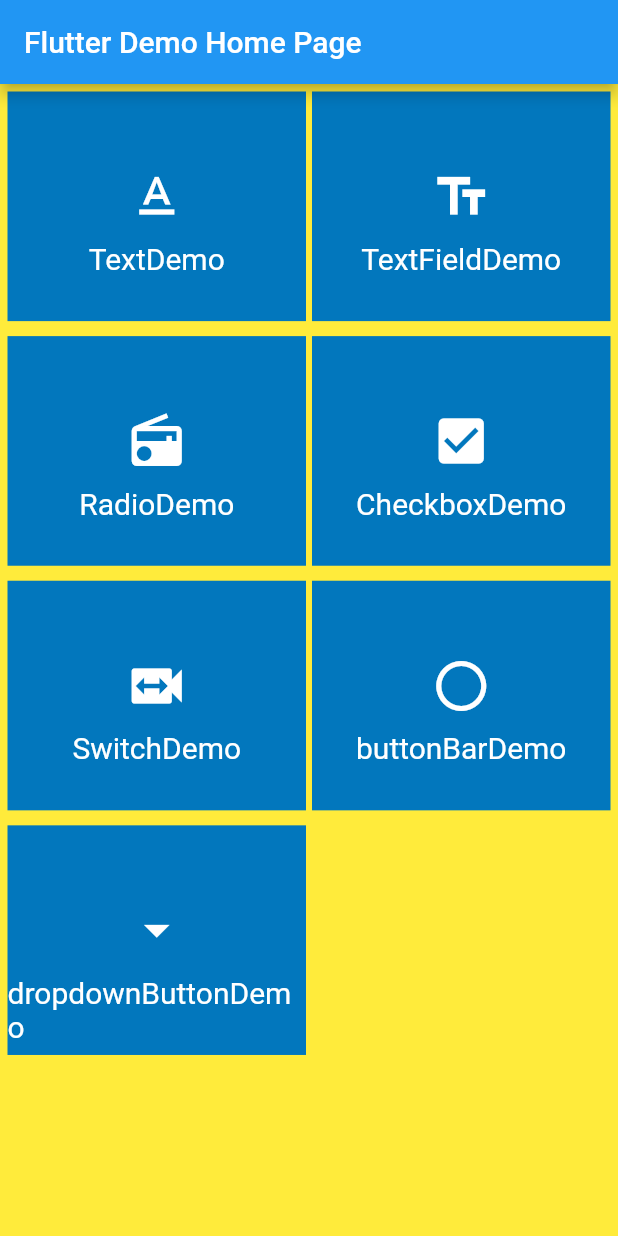
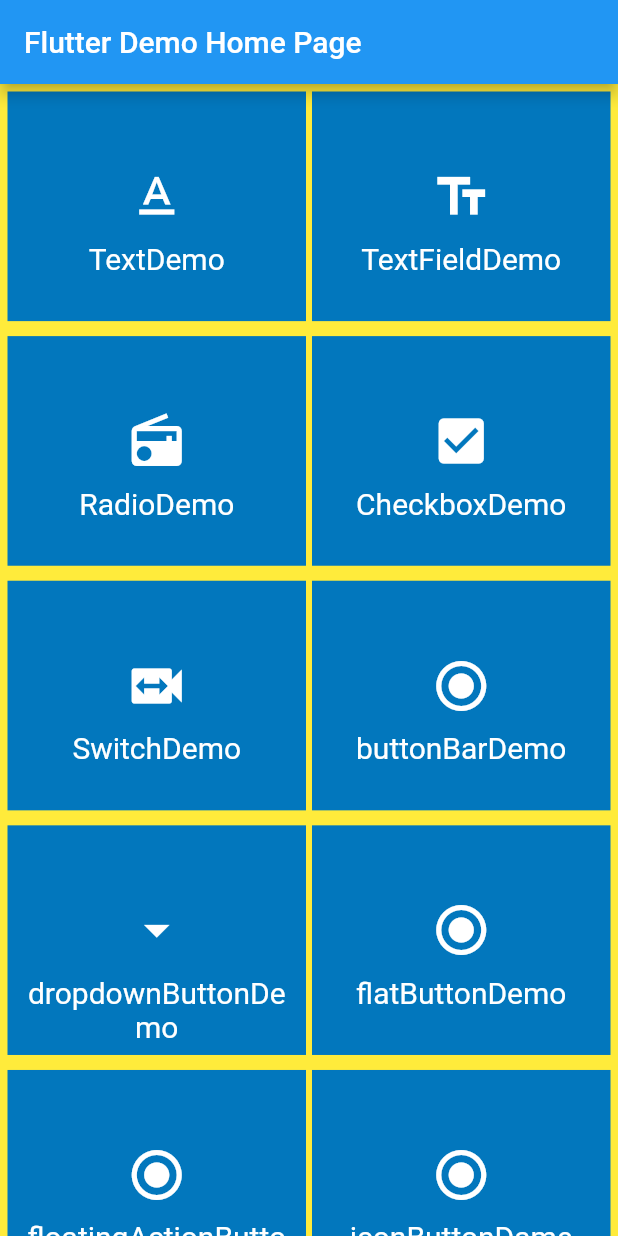
Before and after one commit to TestEngineerFish/material, a Flutter app: the screen it shows after launch, on a phone screen of 412 x 824 dp. Run offline on Flutter 3.47's test engine with Material 2 defaults, Android fonts, the phone set to English and light mode, and no system bars; our stand-ins replace fluro; statements that could not run were skipped.

Commit message:
添加FloatingActionButton

```diff
--- a/lib/WidgetCustomItem.dart
+++ b/lib/WidgetCustomItem.dart
@@ -64,6 +64,27 @@ class _WidgetCustomItem extends State<WidgetCustomItem> {
         {
           Application.router.navigateTo(context, BPRouter.dropdownButtonDemo);
         }
+        break;
+      case flatButtonDemoName:
+        {
+          Application.router.navigateTo(context, BPRouter.flatButtonDemo);
+        }
+        break;
+      case floatingActionButtonDemoName:
+        {
+          Application.router.navigateTo(context, BPRouter.floatingActionButtonDemo);
+        }
+        break;
+      case iconButtonDemoName:
+        {
+          Application.router.navigateTo(context, BPRouter.iconButtonDemo);
+        }
+        break;
+      case outlineButtonDemoName:
+        {
+          Application.router.navigateTo(context, BPRouter.outlineButtonDemo);
+        }
+        break;
     }
   }
 
@@ -83,9 +104,10 @@ class _WidgetCustomItem extends State<WidgetCustomItem> {
                   size: 40,
                 ),
                 Container(
-                  padding: const EdgeInsets.fromLTRB(0, 10, 0, 0),
+                  padding: const EdgeInsets.fromLTRB(10, 10, 10, 0),
                   child: Text(
                     name,
+                    textAlign: TextAlign.center,
                     style: TextStyle(color: Colors.white, fontSize: 20),
                   ),
                 )
--- a/lib/main.dart
+++ b/lib/main.dart
@@ -37,13 +37,6 @@ class MyHomePage extends StatefulWidget {
 }
 
 class _MyHomePageState extends State<MyHomePage> {
-  int _counter = 0;
-
-  void _incrementCounter() {
-    setState(() {
-      _counter++;
-    });
-  }
 
   @override
   Widget build(BuildContext context) {
--- a/lib/resources/bpString.dart
+++ b/lib/resources/bpString.dart
@@ -1,9 +1,13 @@
 
 
-const String textDemoName           = "TextDemo";
-const String textFieldDemoName      = "TextFieldDemo";
-const String radioDemoName          = "RadioDemo";
-const String checkboxDemoName       = "CheckboxDemo";
-const String switchDemoName         = "SwitchDemo";
-const String buttonBarDemoName      = "buttonBarDemo";
-const String dropdownButtonDemoName = "dropdownButtonDemo";
+const String textDemoName                 = "TextDemo";
+const String textFieldDemoName            = "TextFieldDemo";
+const String radioDemoName                = "RadioDemo";
+const String checkboxDemoName             = "CheckboxDemo";
+const String switchDemoName               = "SwitchDemo";
+const String buttonBarDemoName            = "buttonBarDemo";
+const String dropdownButtonDemoName       = "dropdownButtonDemo";
+const String flatButtonDemoName           = "flatButtonDemo";
+const String floatingActionButtonDemoName = "floatingActionButtonDemo";
+const String iconButtonDemoName           = "iconButtonDame";
+const String outlineButtonDemoName        = "outlineButtonDemo";
--- a/lib/routers/router.dart
+++ b/lib/routers/router.dart
@@ -13,6 +13,10 @@ class BPRouter {
   static String swtichDemo = "/switch";
   static String buttonBarDemo = "/buttonBar";
   static String dropdownButtonDemo = "/dropdownButton";
+  static String flatButtonDemo = "/flatButton";
+  static String floatingActionButtonDemo = "/floatingActionButton";
+  static String iconButtonDemo = "/iconButton";
+  static String outlineButtonDemo = "/outlineButon";
 
   static void configureRoutes(Router router) {
     router.define(home, handler: homeHandler);
@@ -23,7 +27,10 @@ class BPRouter {
     router.define(swtichDemo, handler: switchHandler);
     router.define(buttonBarDemo, handler: buttonBarHandler);
     router.define(dropdownButtonDemo, handler: dropdownButtonHandler);
-
+    router.define(flatButtonDemo, handler: flatButtonHandler);
+    router.define(floatingActionButtonDemo, handler: floatingActionButtonHandler);
+    router.define(iconButtonDemo, handler: iconButtonHandler);
+    router.define(outlineButtonDemo, handler: outlineButtonHandler);
     //    List widgetDemoList = WidgetDemoList().getDemos();
   }
 }
--- a/lib/routers/routerHandler.dart
+++ b/lib/routers/routerHandler.dart
@@ -3,6 +3,10 @@ import 'package:flutter/cupertino.dart';
 import 'package:flutter/material.dart';
 import 'package:material/widgets/buttons/buttonBarDemo.dart';
 import 'package:material/widgets/buttons/dropdownButtonDemo.dart';
+import 'package:material/widgets/buttons/flatButtonDemo.dart';
+import 'package:material/widgets/buttons/floatingActionButtonDemo.dart';
+import 'package:material/widgets/buttons/iconButtonDemo.dart';
+import 'package:material/widgets/buttons/outlineButtonDemo.dart';
 
 import 'package:material/widgets/checkboxDemo.dart';
 import 'package:material/widgets/radioDemo.dart';
@@ -42,3 +46,19 @@ var buttonBarHandler = Handler(handlerFunc: (BuildContext context, Map<String, L
 var dropdownButtonHandler = Handler(handlerFunc: (BuildContext context, Map<String, List<String>> params) {
   return DropdownButtonDemo();
 });
+
+var flatButtonHandler = Handler(handlerFunc: (BuildContext context, Map<String, List<String>> params) {
+  return FlatButtonDemo();
+});
+
+var floatingActionButtonHandler = Handler(handlerFunc: (BuildContext context, Map<String, List<String>> params) {
+  return FloatingActionButtonDemo();
+});
+
+var iconButtonHandler = Handler(handlerFunc: (BuildContext context, Map<String, List<String>> params) {
+  return IconButtonDemo();
+});
+
+var outlineButtonHandler = Handler(handlerFunc: (BuildContext context, Map<String, List<String>> params) {
+  return OutlineButtonDemo();
+});
--- a/lib/widgetHome.dart
+++ b/lib/widgetHome.dart
@@ -26,8 +26,12 @@ class _WidgetHome extends State<WidgetHome> {
           WidgetCustomItem(radioDemoName, Icons.radio),
           WidgetCustomItem(checkboxDemoName, Icons.check_box),
           WidgetCustomItem(switchDemoName, Icons.switch_video),
-          WidgetCustomItem(buttonBarDemoName, Icons.radio_button_unchecked),
+          WidgetCustomItem(buttonBarDemoName, Icons.radio_button_checked),
           WidgetCustomItem(dropdownButtonDemoName, Icons.arrow_drop_down),
+          WidgetCustomItem(flatButtonDemoName, Icons.radio_button_checked),
+          WidgetCustomItem(floatingActionButtonDemoName, Icons.radio_button_checked),
+          WidgetCustomItem(iconButtonDemoName, Icons.radio_button_checked),
+          WidgetCustomItem(outlineButtonDemoName, Icons.radio_button_checked),
         ],
       ),
     );
```
Also changed, not shown: lib/resources/macro.dart (added, +10 -0 lines), lib/widgets/buttons/flatButtonDemo.dart (+109 -0 lines), lib/widgets/buttons/floatingActionButtonDemo.dart (added, +36 -0 lines), lib/widgets/buttons/iconButtonDemo.dart (+73 -0 lines), lib/widgets/buttons/outlineButtonDemo.dart (+54 -0 lines), lib/widgets/switchDemo.dart (+5 -2 lines), lib/widgets/buttons/floatingMaterialButtonDemo.dart (deleted).
